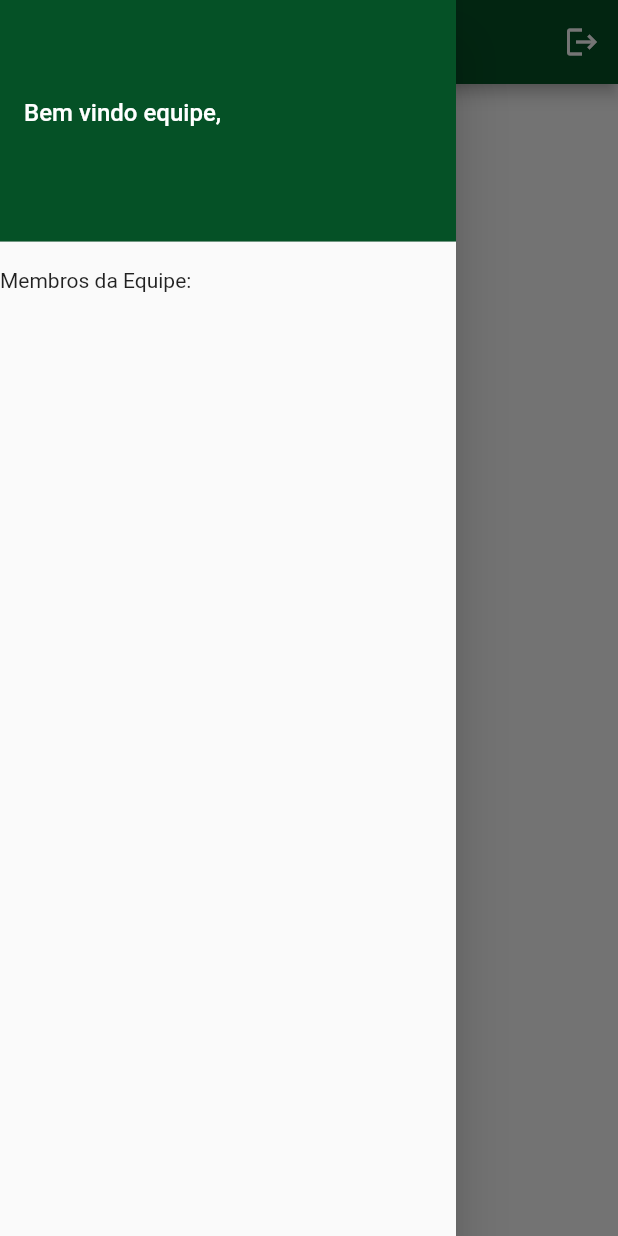
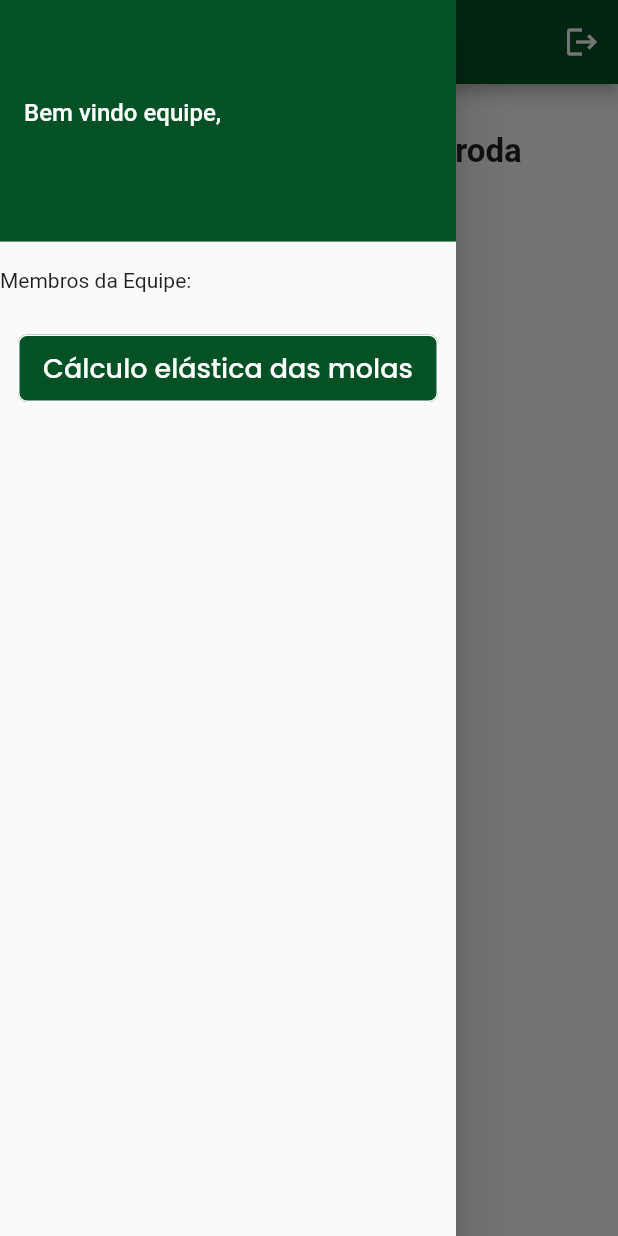
Before and after one commit to joaothimotheo/calculadora_utp, a Flutter app: the HomeScreen screen opened by its route, with the side drawer open, on a phone screen of 412 x 824 dp. Run offline on Flutter 3.47's test engine with Material 2 defaults, Android fonts, the phone set to English and light mode, and no system bars; our stand-ins replace get, google_fonts.

Commit message:
adicionado botão no drawer para mudar o método do cálculo

```diff
--- a/lib/modules/global_widgets/widget_custom_outlined_button.dart
+++ b/lib/modules/global_widgets/widget_custom_outlined_button.dart
@@ -37,6 +37,8 @@ class _CustomOutlinedButtonState extends State<CustomOutlinedButton> {
         child: Text(
           widget.text,
           style: poppinsRegular18White,
+          overflow: TextOverflow.ellipsis,
+          maxLines: 2,
         ),
         style: OutlinedButton.styleFrom(
           backgroundColor: widget.color,
--- a/lib/modules/global_widgets/widget_custom_text_field.dart
+++ b/lib/modules/global_widgets/widget_custom_text_field.dart
@@ -43,6 +43,7 @@ class _CustomTextFieldState extends State<CustomTextField> {
   @override
   Widget build(BuildContext context) {
     return TextFormField(
+      scrollPhysics: const NeverScrollableScrollPhysics(),
       controller: widget.controller,
       validator: widget.validator,
       keyboardType: widget.textInputType,
--- a/lib/modules/home/drawer.dart
+++ b/lib/modules/home/drawer.dart
@@ -1,5 +1,10 @@
-import 'package:calculadora_utp/constant.dart';
+import 'package:calculadora_utp/modules/global_widgets/widget_custom_outlined_button.dart';
 import 'package:flutter/material.dart';
+import 'package:get/get.dart';
+import 'package:get/get_core/src/get_main.dart';
+
+import 'home_logic.dart';
+import 'home_state.dart';
 
 class MainDrawer extends StatelessWidget {
   const MainDrawer({Key? key, required this.title, required this.members})
@@ -10,6 +15,8 @@ class MainDrawer extends StatelessWidget {
 
   @override
   Widget build(BuildContext context) {
+    final HomeLogic logic = Get.put(HomeLogic());
+    final HomeState state = Get.find<HomeLogic>().state;
     return Drawer(
       child: ListView(
         padding: EdgeInsets.zero,
@@ -48,6 +55,21 @@ class MainDrawer extends StatelessWidget {
               );
             },
           ),
+          Padding(
+              padding: const EdgeInsets.all(12.0),
+              child: Obx(
+                () => Expanded(
+                  child: CustomOutlinedButton(
+                    text: logic.state.suspension.value
+                        ? "Cálculo angular de suspensão"
+                        : "Cálculo elástica das molas",
+                    onPressed: () {
+                      logic.state.suspension.value =
+                          !logic.state.suspension.value;
+                    },
+                  ),
+                ),
+              ))
         ],
       ),
     );
--- a/lib/modules/home/home_logic.dart
+++ b/lib/modules/home/home_logic.dart
@@ -1,10 +1,8 @@
 import 'package:calculadora_utp/modules/home/home_state.dart';
 import 'package:get/get.dart';
 
-class HomeController extends GetxController {
-  final HomeState state;
-
-  HomeController({required this.state});
+class HomeLogic extends GetxController {
+  final HomeState state = HomeState();
 
   void getMember() {
     switch (state.groupId.value) {
--- a/lib/modules/home/home_screen.dart
+++ b/lib/modules/home/home_screen.dart
@@ -1,4 +1,7 @@
+import 'package:calculadora_utp/modules/global_widgets/widget_custom_text_field.dart';
 import 'package:calculadora_utp/modules/home/drawer.dart';
+import 'package:calculadora_utp/modules/home/home_logic.dart';
+import 'package:calculadora_utp/modules/home/home_state.dart';
 import 'package:flutter/material.dart';
 import 'package:get/get.dart';
 
@@ -15,6 +18,8 @@ class HomeScreen extends StatefulWidget {
 class _HomeScreenState extends State<HomeScreen> {
   final LoginLogic logic = Get.put(LoginLogic());
   final LoginState state = Get.find<LoginLogic>().state;
+  final HomeLogic controller = Get.put(HomeLogic());
+  final HomeState homeState = Get.find<HomeLogic>().state;
   @override
   Widget build(BuildContext context) {
     return Scaffold(
@@ -39,6 +44,108 @@ class _HomeScreenState extends State<HomeScreen> {
         title: logic.state.groupName.value,
         members: logic.state.members,
       ),
+      body: _buildBody(),
+    );
+  }
+
+  Widget _buildBody() {
+    return Padding(
+      padding: const EdgeInsets.all(12.0),
+      child: ListView(
+        shrinkWrap: true,
+        physics: const BouncingScrollPhysics(),
+        children: [
+          const SizedBox(height: 20),
+          Row(
+            mainAxisAlignment: MainAxisAlignment.center,
+            children: const [
+              Text(
+                "Informações sobre cada roda ",
+                style: TextStyle(
+                  fontWeight: FontWeight.bold,
+                  fontSize: 22,
+                ),
+              ),
+            ],
+          ),
+          const SizedBox(height: 40),
+          // _inputvalues(
+          //   title: "Informe o peso total em Kg ",
+          //   hint: 'Peso total',
+          //   label: 'Peso Total',
+          //   controller: controller.state.pesoTotal,
+          // ),
+          // const SizedBox(height: 10),
+          // _inputvalues(
+          //   title: "Informe a distruibuição do peso diantera em %",
+          //   hint: 'Distribuição de peso dianteira',
+          //   label: 'Distribuição de peso dianteira',
+          // ),
+          // const SizedBox(height: 10),
+          // _inputvalues(
+          //   title: "Informe a distruibuição do peso traseira em %",
+          //   hint: 'Distribuição de peso traseira',
+          //   label: 'Distribuição de peso dianteira',
+          // ),
+          // const SizedBox(height: 10),
+          // _inputvalues(
+          //   title: "Informe o valor da Bitola dianteira em mm",
+          //   hint: 'Valor da bitola dianteira em mm',
+          //   label: 'Valor da bitola dianteira em mm',
+          // ),
+          // const SizedBox(height: 10),
+          // _inputvalues(
+          //   title: "Informe o valor da Bitola dianteira em mm",
+          //   hint: 'Valor da bitola dianteira em mm',
+          //   label: 'Valor da bitola dianteira em mm',
+          // ),
+          // const SizedBox(height: 10),
+          // _inputvalues(
+          //   title: "Informe o peso total",
+          //   hint: 'Peso total',
+          //   label: 'Peso Total',
+          // ),
+          // const SizedBox(height: 10),
+          // _inputvalues(
+          //   title: "Informe o peso total",
+          //   hint: 'Peso total',
+          //   label: 'Peso Total',
+          // ),
+          // const SizedBox(height: 10),
+          // _inputvalues(
+          //   title: "Informe o peso total",
+          //   hint: 'Peso total',
+          //   label: 'Peso Total',
+          // ),
+          // const SizedBox(height: 10),
+        ],
+      ),
+    );
+  }
+
+  _inputvalues(
+      {String? title,
+      String? hint,
+      String? label,
+      TextEditingController? controller}) {
+    return Column(
+      crossAxisAlignment: CrossAxisAlignment.start,
+      children: [
+        Text(
+          title!,
+          style: const TextStyle(
+            fontWeight: FontWeight.w500,
+          ),
+        ),
+        const SizedBox(height: 10),
+        CustomTextField(
+          controller: controller,
+          hint: hint,
+          label: label,
+          isPassword: false,
+          onPressed: () {},
+        ),
+      ],
     );
   }
 }
--- a/lib/modules/home/home_state.dart
+++ b/lib/modules/home/home_state.dart
@@ -1,14 +1,39 @@
 import 'package:calculadora_utp/models/group_model.dart';
+import 'package:flutter/cupertino.dart';
 import 'package:get/get.dart';
 
 class HomeState {
   late RxInt groupId;
   late RxString groupName;
   late Rxn<GroupModel> members;
+  late RxBool suspension;
+  late TextEditingController pesoTotal;
+  late TextEditingController dtcPesoDiantera;
+  late TextEditingController dtcPesoTraseira;
+  late TextEditingController bitolaDianteria;
+  late TextEditingController bitolaTraseira;
+  late TextEditingController cprmBracoSusDianteira;
+  late TextEditingController cprmBracoSusTraseira;
+  late TextEditingController alturaVeicDianteiro;
+  late TextEditingController alturaVeicTraseiro;
+  late TextEditingController posicInstaMolaDianteira;
+  late TextEditingController posicInstaMolaTraseira;
 
   HomeState() {
     groupId = RxInt(0);
     groupName = RxString('');
     members = Rxn<GroupModel>();
+    pesoTotal = TextEditingController();
+    dtcPesoDiantera = TextEditingController();
+    dtcPesoTraseira = TextEditingController();
+    bitolaDianteria = TextEditingController();
+    bitolaTraseira = TextEditingController();
+    cprmBracoSusDianteira = TextEditingController();
+    cprmBracoSusTraseira = TextEditingController();
+    alturaVeicDianteiro = TextEditingController();
+    alturaVeicTraseiro = TextEditingController();
+    posicInstaMolaDianteira = TextEditingController();
+    posicInstaMolaTraseira = TextEditingController();
+    suspension = RxBool(false);
   }
 }
```
